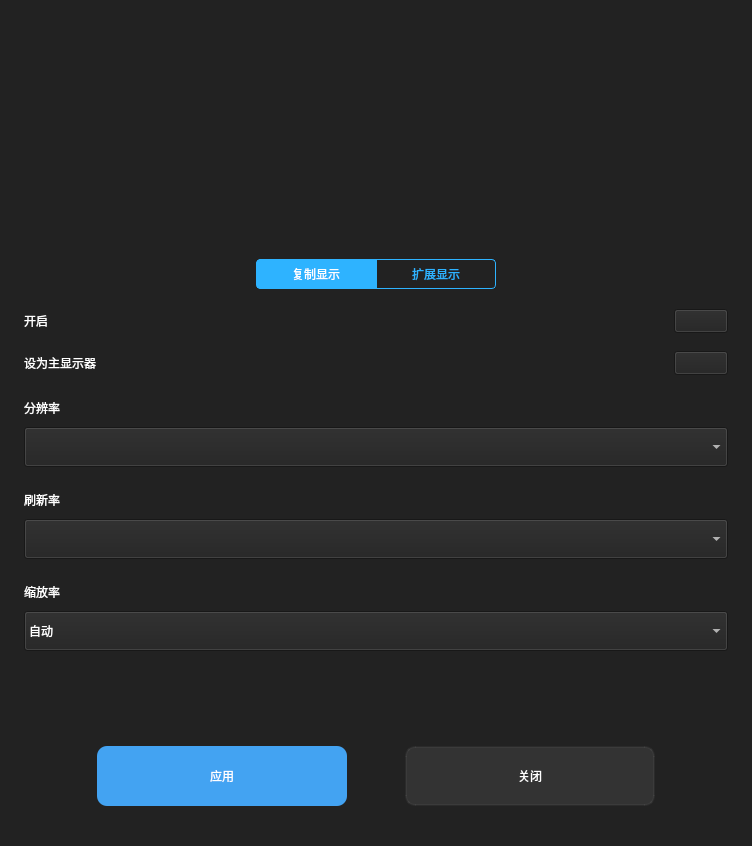
Above: kiran-display-configuration.ui from openeuler-mirror/kiran-control-panel before the change. Below: the same form after it.
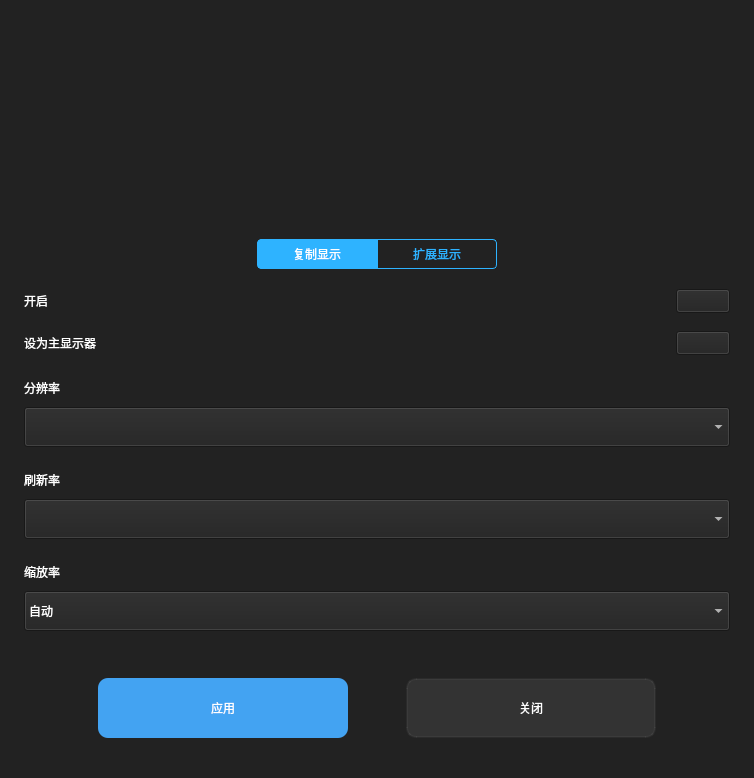
That is the form after the change. Icons and pictures are not drawn. Custom widgets are drawn as their Qt base class.

```diff
--- a/kiran-display-configuration.ui
+++ b/kiran-display-configuration.ui
@@ -6,8 +6,8 @@
    <rect>
     <x>0</x>
     <y>0</y>
-    <width>752</width>
-    <height>846</height>
+    <width>754</width>
+    <height>778</height>
    </rect>
   </property>
   <property name="windowTitle">
@@ -267,8 +267,8 @@
        <rect>
         <x>0</x>
         <y>0</y>
-        <width>704</width>
-        <height>536</height>
+        <width>700</width>
+        <height>501</height>
        </rect>
       </property>
       <property name="sizePolicy">
```
